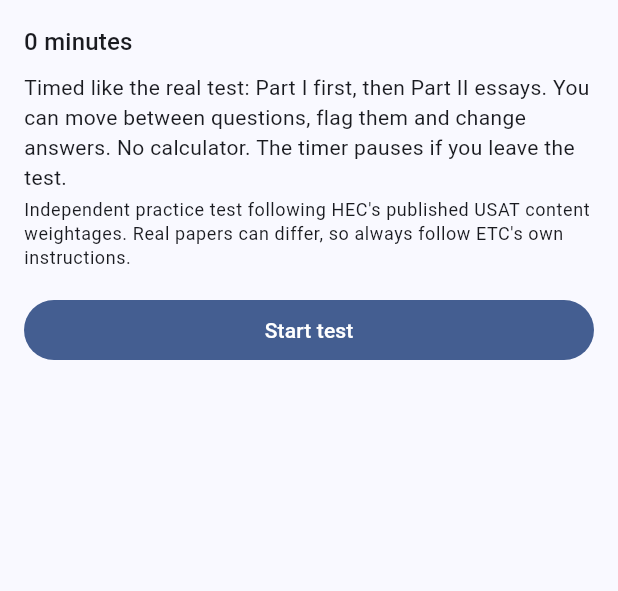
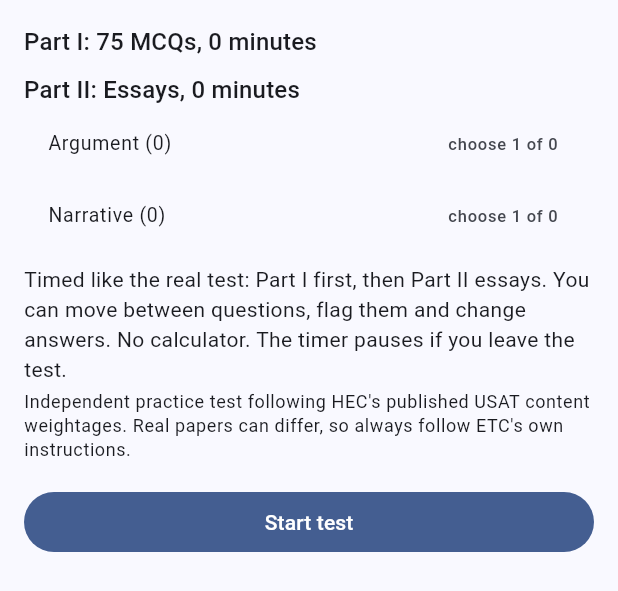
Before and after one commit to AwaizFatima08/usat, a Flutter app: the _PaperBody widget shown alone on an empty page, opened directly with empty values, on a phone screen of 412 x 824 dp. Shown: the top 591 px of the screen. Run offline on Flutter 3.47's test engine with Material 3 defaults, Android fonts, the phone set to English and light mode, and no system bars; our stand-ins replace flutter_riverpod, go_router, google_mobile_ads, shared_preferences; accounts and stored records are empty.

Commit message:
Part II resume, paper page shows both parts, shorter chips and title; full-mock screen test
Co-Authored-By: Claude Opus 5.5 <noreply@anthropic.com>

```diff
--- a/lib/app.dart
+++ b/lib/app.dart
@@ -4,8 +4,8 @@ import 'package:usat_prep/l10n/gen/app_localizations.dart';
 import 'package:usat_prep/router.dart';
 import 'package:usat_prep/ui/theme.dart';
 
-class NtsApp extends ConsumerWidget {
-  const NtsApp({super.key});
+class UsatApp extends ConsumerWidget {
+  const UsatApp({super.key});
 
   @override
   Widget build(BuildContext context, WidgetRef ref) => MaterialApp.router(
--- a/lib/features/home/home_screen.dart
+++ b/lib/features/home/home_screen.dart
@@ -23,7 +23,7 @@ class _HomeScreenState extends ConsumerState<HomeScreen> {
     final l10n = context.l10n;
     return Scaffold(
       appBar: AppBar(
-        title: Text(l10n.appTitle),
+        title: Text(l10n.homeTitle),
         actions: [
           IconButton(
             tooltip: l10n.about,
--- a/lib/features/home/paper_screen.dart
+++ b/lib/features/home/paper_screen.dart
@@ -71,13 +71,27 @@ class _PaperBody extends ConsumerWidget {
     return ListView(
       padding: const EdgeInsetsDirectional.all(AppSpacing.md),
       children: [
-        Text(l10n.minutesLabel(paper.minutes), style: Theme.of(context).textTheme.titleMedium),
+        Text(l10n.partOneLabel(paper.minutes), style: Theme.of(context).textTheme.titleMedium),
         for (final section in sections)
           ListTile(
             dense: true,
             title: Text(section.title),
             trailing: Text(l10n.sectionCount(section.itemIds.length)),
           ),
+        if (paper.essays case final essays?) ...[
+          const SizedBox(height: AppSpacing.sm),
+          Text(l10n.partTwoLabel(essays.minutes), style: Theme.of(context).textTheme.titleMedium),
+          ListTile(
+            dense: true,
+            title: Text(l10n.argumentEssay(essays.argumentMarks)),
+            trailing: Text(l10n.chooseOneOf(essays.argument.length)),
+          ),
+          ListTile(
+            dense: true,
+            title: Text(l10n.narrativeEssay(essays.narrativeMarks)),
+            trailing: Text(l10n.chooseOneOf(essays.narrative.length)),
+          ),
+        ],
         if (hasEthics)
           SwitchListTile(
             title: Text(l10n.useEthics),
--- a/lib/features/results/results_screen.dart
+++ b/lib/features/results/results_screen.dart
@@ -42,7 +42,14 @@ class _ResultsScreenState extends ConsumerState<ResultsScreen> {
             children: [
               _ScoreCard(score: score, marks: marks),
               const SizedBox(height: AppSpacing.md),
-              if (exam.sitting.paper.essays != null && essay != null && !essay.skipped) ...[
+              if (exam.sitting.paper.essays != null && !(essay?.done ?? false)) ...[
+                FilledButton.icon(
+                  onPressed: () => context.pushReplacement('/essay/${widget.attemptId}'),
+                  icon: const Icon(Icons.edit_note),
+                  label: Text(l10n.continuePartTwo),
+                ),
+                const SizedBox(height: AppSpacing.sm),
+              ] else if (exam.sitting.paper.essays != null && essay != null && !essay.skipped) ...[
                 OutlinedButton.icon(
                   onPressed: () => unawaited(context.push('/essay-rate/${widget.attemptId}')),
                   icon: const Icon(Icons.rate_review_outlined),
--- a/lib/l10n/app_en.arb
+++ b/lib/l10n/app_en.arb
@@ -348,5 +348,31 @@
   "argumentPractice": "Argument essays",
   "narrativePractice": "Narrative essays",
   "argumentPracticeIntro": "Take a position and defend it. In the test you choose 1 of 3 prompts; it carries 15 marks. A 20-minute clock runs, half of Part II.",
-  "narrativePracticeIntro": "Tell a story with a clear beginning, turning point and ending. In the test you choose 1 of 3 prompts; it carries 10 marks. A 20-minute clock runs, half of Part II."
+  "narrativePracticeIntro": "Tell a story with a clear beginning, turning point and ending. In the test you choose 1 of 3 prompts; it carries 10 marks. A 20-minute clock runs, half of Part II.",
+  "homeTitle": "USAT Simulator",
+  "partOneLabel": "Part I: 75 MCQs, {minutes} minutes",
+  "@partOneLabel": {
+    "placeholders": {
+      "minutes": {
+        "type": "int"
+      }
+    }
+  },
+  "partTwoLabel": "Part II: Essays, {minutes} minutes",
+  "@partTwoLabel": {
+    "placeholders": {
+      "minutes": {
+        "type": "int"
+      }
+    }
+  },
+  "chooseOneOf": "choose 1 of {count}",
+  "@chooseOneOf": {
+    "placeholders": {
+      "count": {
+        "type": "int"
+      }
+    }
+  },
+  "continuePartTwo": "Continue to Part II"
 }
--- a/lib/l10n/gen/app_localizations.dart
+++ b/lib/l10n/gen/app_localizations.dart
@@ -919,6 +919,36 @@ abstract class AppLocalizations {
   /// In en, this message translates to:
   /// **'Tell a story with a clear beginning, turning point and ending. In the test you choose 1 of 3 prompts; it carries 10 marks. A 20-minute clock runs, half of Part II.'**
   String get narrativePracticeIntro;
+
+  /// No description provided for @homeTitle.
+  ///
+  /// In en, this message translates to:
+  /// **'USAT Simulator'**
+  String get homeTitle;
+
+  /// No description provided for @partOneLabel.
+  ///
+  /// In en, this message translates to:
+  /// **'Part I: 75 MCQs, {minutes} minutes'**
+  String partOneLabel(int minutes);
+
+  /// No description provided for @partTwoLabel.
+  ///
+  /// In en, this message translates to:
+  /// **'Part II: Essays, {minutes} minutes'**
+  String partTwoLabel(int minutes);
+
+  /// No description provided for @chooseOneOf.
+  ///
+  /// In en, this message translates to:
+  /// **'choose 1 of {count}'**
+  String chooseOneOf(int count);
+
+  /// No description provided for @continuePartTwo.
+  ///
+  /// In en, this message translates to:
+  /// **'Continue to Part II'**
+  String get continuePartTwo;
 }
 
 class _AppLocalizationsDelegate extends LocalizationsDelegate<AppLocalizations> {
--- a/lib/l10n/gen/app_localizations_en.dart
+++ b/lib/l10n/gen/app_localizations_en.dart
@@ -482,4 +482,25 @@ class AppLocalizationsEn extends AppLocalizations {
   @override
   String get narrativePracticeIntro =>
       'Tell a story with a clear beginning, turning point and ending. In the test you choose 1 of 3 prompts; it carries 10 marks. A 20-minute clock runs, half of Part II.';
+
+  @override
+  String get homeTitle => 'USAT Simulator';
+
+  @override
+  String partOneLabel(int minutes) {
+    return 'Part I: 75 MCQs, $minutes minutes';
+  }
+
+  @override
+  String partTwoLabel(int minutes) {
+    return 'Part II: Essays, $minutes minutes';
+  }
+
+  @override
+  String chooseOneOf(int count) {
+    return 'choose 1 of $count';
+  }
+
+  @override
+  String get continuePartTwo => 'Continue to Part II';
 }
--- a/lib/main.dart
+++ b/lib/main.dart
@@ -21,7 +21,7 @@ void main() {
   runApp(
     ProviderScope(
       overrides: [adServiceProvider.overrideWithValue(ads)],
-      child: const NtsApp(),
+      child: const UsatApp(),
     ),
   );
   unawaited(ads.start());
--- a/pubspec.yaml
+++ b/pubspec.yaml
@@ -24,6 +24,7 @@ dev_dependencies:
     sdk: flutter
   very_good_analysis: ^10.2.0
   mocktail: ^1.0.5
+  shared_preferences_platform_interface: ^2.4.1
 
 flutter:
   uses-material-design: true
```
Also changed, not shown: lib/features/home/tests_tab.dart (+6 -2 lines), pubspec.lock, 1 other file.
